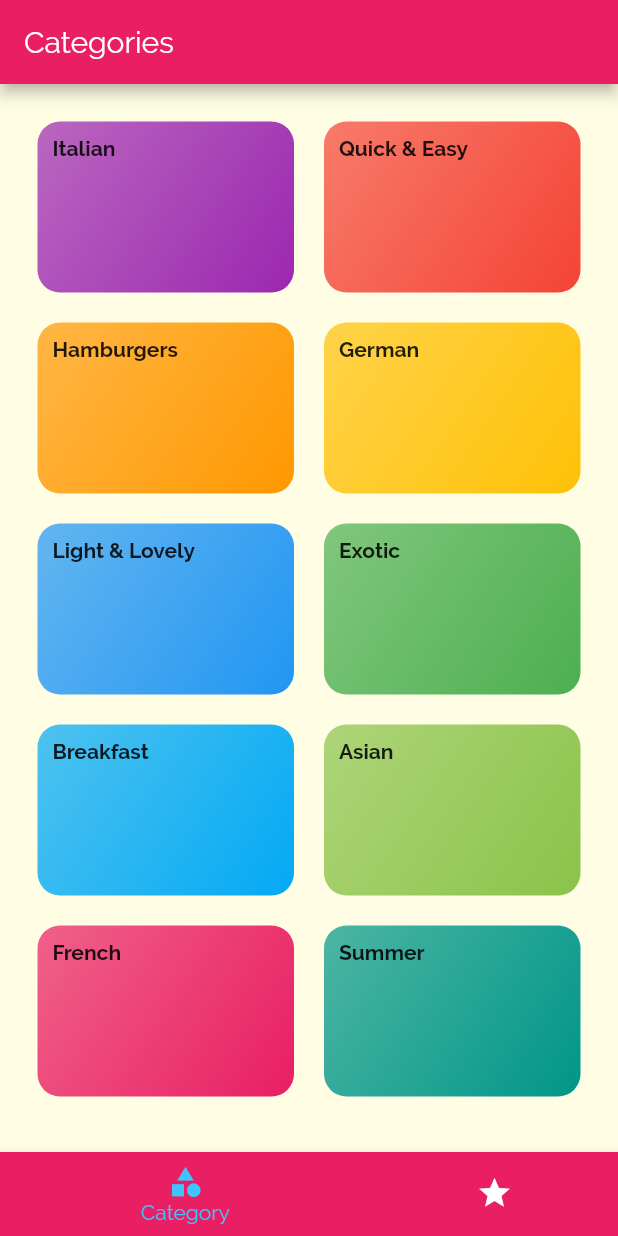
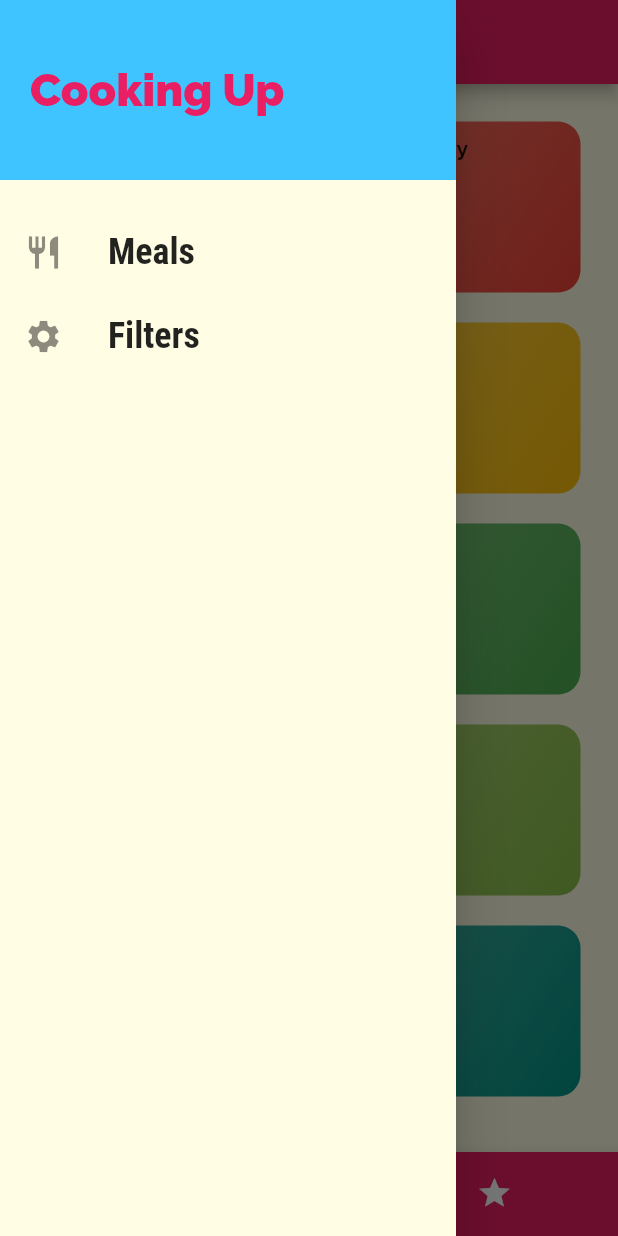
Before and after one commit to benkigera/meals_app, a Flutter app: the screen it shows after launch, with the side drawer open (before the commit the screen has no drawer), on a phone screen of 412 x 824 dp. Run offline on Flutter 3.47's test engine with Material 2 defaults, Android fonts, the phone set to English and light mode, and no system bars.

Commit message:
Implement Navigation Drawer

```diff
--- a/lib/main.dart
+++ b/lib/main.dart
@@ -1,6 +1,6 @@
 import 'package:flutter/material.dart';
-import 'package:meals_app/screens/categories_screen.dart';
 import 'package:meals_app/screens/category_meals_screen.dart';
+import 'package:meals_app/screens/filter_screen.dart';
 import 'package:meals_app/screens/meal_detail_screen.dart';
 import 'package:meals_app/screens/tabs_screen.dart';
 
@@ -27,6 +27,7 @@ class MyApp extends StatelessWidget {
         '/': (ctx) => TabScreen(),
         MealDetailScreen.routeName: (ctx) => MealDetailScreen(),
         CategoryMealScreen.routeName: (ctx) => CategoryMealScreen(),
+        FilterScreen.routeName: (ctx) => FilterScreen(),
       },
     );
   }
--- /dev/null
+++ b/lib/screens/filter_screen.dart
@@ -0,0 +1,19 @@
+import 'package:flutter/material.dart';
+import 'package:meals_app/widgets/main_drawer.dart';
+
+class FilterScreen extends StatelessWidget {
+  static const routeName = '/filters';
+
+  @override
+  Widget build(BuildContext context) {
+    return Scaffold(
+      appBar: AppBar(
+        title: Text('Your Filters'),
+      ),
+      drawer: MainDrawer(),
+      body: Center(
+        child: Text('filters'),
+      ),
+    );
+  }
+}
--- a/lib/screens/tabs_screen.dart
+++ b/lib/screens/tabs_screen.dart
@@ -3,6 +3,7 @@ import 'package:flutter/services.dart';
 import 'package:meals_app/models/category.dart';
 import 'package:meals_app/screens/categories_screen.dart';
 import 'package:meals_app/screens/favorites_screen.dart';
+import 'package:meals_app/widgets/main_drawer.dart';
 
 class TabScreen extends StatefulWidget {
   @override
@@ -11,8 +12,14 @@ class TabScreen extends StatefulWidget {
 
 class _TabScreenState extends State<TabScreen> {
   final List<Map<String, Object>> _pages = [
-    {'page': CategoryScreen(), 'title': 'Categories'},
-    {'page': FavoritesScreen(), 'title': 'Favorites'}
+    {
+      'page': CategoryScreen(),
+      'title': 'Categories',
+    },
+    {
+      'page': FavoritesScreen(),
+      'title': 'Favorites',
+    }
   ];
 
   int _selectedPageIndex = 0;
@@ -29,6 +36,7 @@ class _TabScreenState extends State<TabScreen> {
       appBar: AppBar(
         title: Text(_pages[_selectedPageIndex]['title']),
       ),
+      drawer: MainDrawer(),
       body: _pages[_selectedPageIndex]['page'],
       bottomNavigationBar: BottomNavigationBar(
         onTap: _selectPage,
--- /dev/null
+++ b/lib/widgets/main_drawer.dart
@@ -0,0 +1,54 @@
+import 'package:flutter/material.dart';
+import 'package:meals_app/screens/filter_screen.dart';
+
+class MainDrawer extends StatelessWidget {
+  Widget buildListTile(String title, IconData icon, Function topHandler) {
+    return ListTile(
+      leading: Icon(
+        icon,
+        size: 26,
+      ),
+      title: Text(
+        title,
+        style: TextStyle(
+          fontFamily: "RobotoCondensed",
+          fontSize: 24,
+          fontWeight: FontWeight.bold,
+        ),
+      ),
+      onTap: topHandler,
+    );
+  }
+
+  @override
+  Widget build(BuildContext context) {
+    return Drawer(
+      child: Column(children: [
+        Container(
+          height: 120,
+          width: double.infinity,
+          padding: EdgeInsets.all(20),
+          alignment: Alignment.centerLeft,
+          color: Theme.of(context).accentColor,
+          child: Text(
+            'Cooking Up',
+            style: TextStyle(
+              fontWeight: FontWeight.w900,
+              fontSize: 30,
+              color: Theme.of(context).primaryColor,
+            ),
+          ),
+        ),
+        SizedBox(
+          height: 20,
+        ),
+        buildListTile('Meals', Icons.restaurant, () {
+          Navigator.of(context).pushReplacementNamed('/');
+        }),
+        buildListTile('Filters', Icons.settings, () {
+          Navigator.of(context).pushReplacementNamed(FilterScreen.routeName);
+        })
+      ]),
+    );
+  }
+}
```
Also changed, not shown: 1 other file.
